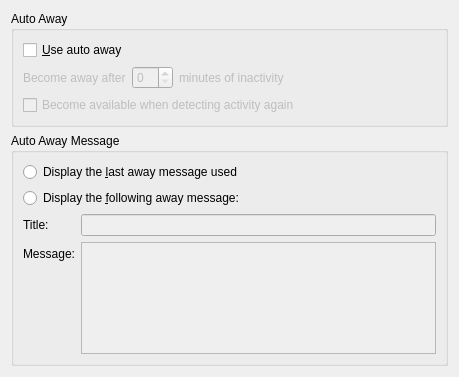
Old version of the form kopete/config/behavior/behaviorconfig_away.ui in the repository KDE/kopete.
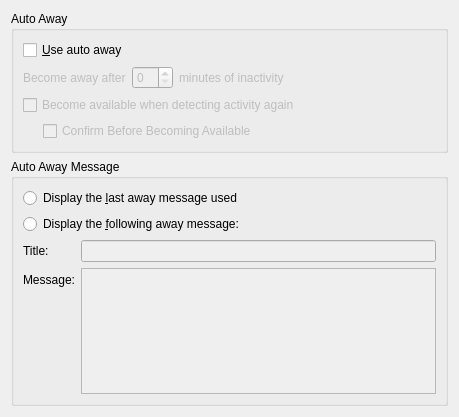
New version of the form. Custom widgets are drawn as their Qt base class.

Commit message: Added Button for 'Ask for Confirmation'

Patch:
```diff
--- a/kopete/config/behavior/behaviorconfig_away.ui
+++ b/kopete/config/behavior/behaviorconfig_away.ui
@@ -6,7 +6,7 @@
     <x>0</x>
     <y>0</y>
     <width>455</width>
-    <height>377</height>
+    <height>417</height>
    </rect>
   </property>
   <layout class="QVBoxLayout" name="verticalLayout_2" >
@@ -89,6 +89,36 @@
         </property>
        </widget>
       </item>
+      <item>
+       <layout class="QHBoxLayout" name="horizontalLayout" >
+        <item>
+         <spacer name="horizontalSpacer" >
+          <property name="orientation" >
+           <enum>Qt::Horizontal</enum>
+          </property>
+          <property name="sizeType" >
+           <enum>QSizePolicy::Fixed</enum>
+          </property>
+          <property name="sizeHint" stdset="0" >
+           <size>
+            <width>20</width>
+            <height>20</height>
+           </size>
+          </property>
+         </spacer>
+        </item>
+        <item>
+         <widget class="QCheckBox" name="kcfg_autoAwayAskAvailable" >
+          <property name="enabled" >
+           <bool>false</bool>
+          </property>
+          <property name="text" >
+           <string>Confirm Before Becoming Available</string>
+          </property>
+         </widget>
+        </item>
+       </layout>
+      </item>
      </layout>
     </widget>
    </item>
```
Left out of the diff: 58 changed lines with no effect on the pictures. The commit also changes 1 other file.
